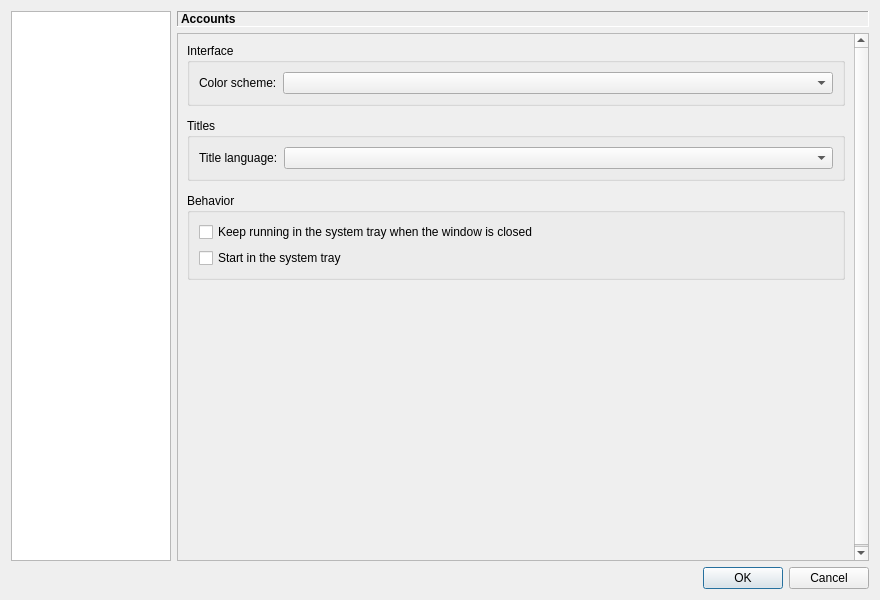
This is src/gui/settings/settings_dialog.ui in erengy/taiga as Qt 5 draws it before an edit. The edited form follows.
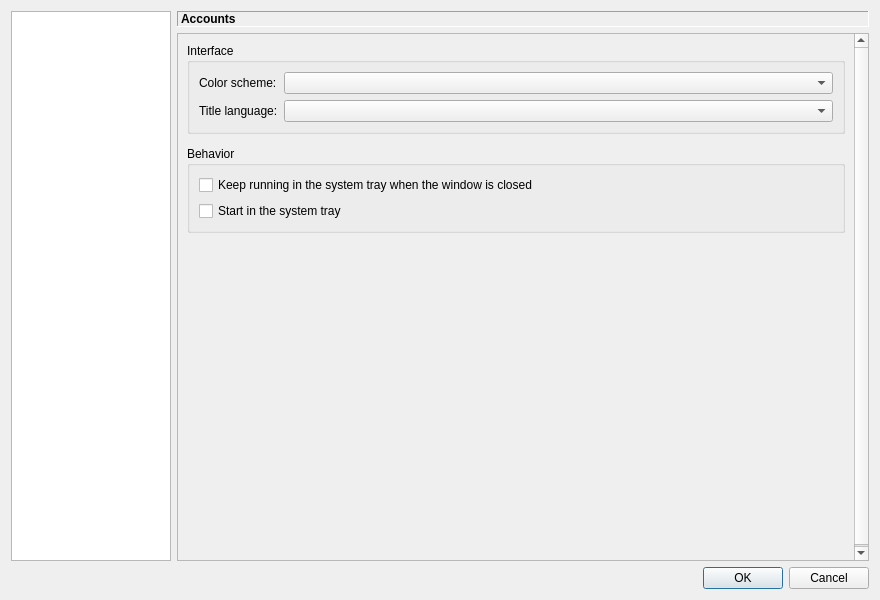
This is the edited form. The open tabs and pages were chosen to show the change.

Commit message: Move title language into Interface group

The edit to the form file:
```diff
--- a/src/gui/settings/settings_dialog.ui
+++ b/src/gui/settings/settings_dialog.ui
@@ -393,16 +393,7 @@
                   <item row="0" column="1">
                    <widget class="QComboBox" name="colorSchemeComboBox"/>
                   </item>
-                 </layout>
-                </widget>
-               </item>
-               <item>
-                <widget class="QGroupBox" name="titlesGroupBox">
-                 <property name="title">
-                  <string>Titles</string>
-                 </property>
-                 <layout class="QFormLayout" name="titlesFormLayout">
-                  <item row="0" column="0">
+                  <item row="1" column="0">
                    <widget class="QLabel" name="titleLanguageLabel">
                     <property name="text">
                      <string>Title language:</string>
@@ -412,7 +403,7 @@
                     </property>
                    </widget>
                   </item>
-                  <item row="0" column="1">
+                  <item row="1" column="1">
                    <widget class="QComboBox" name="titleLanguageComboBox"/>
                   </item>
                  </layout>
```
